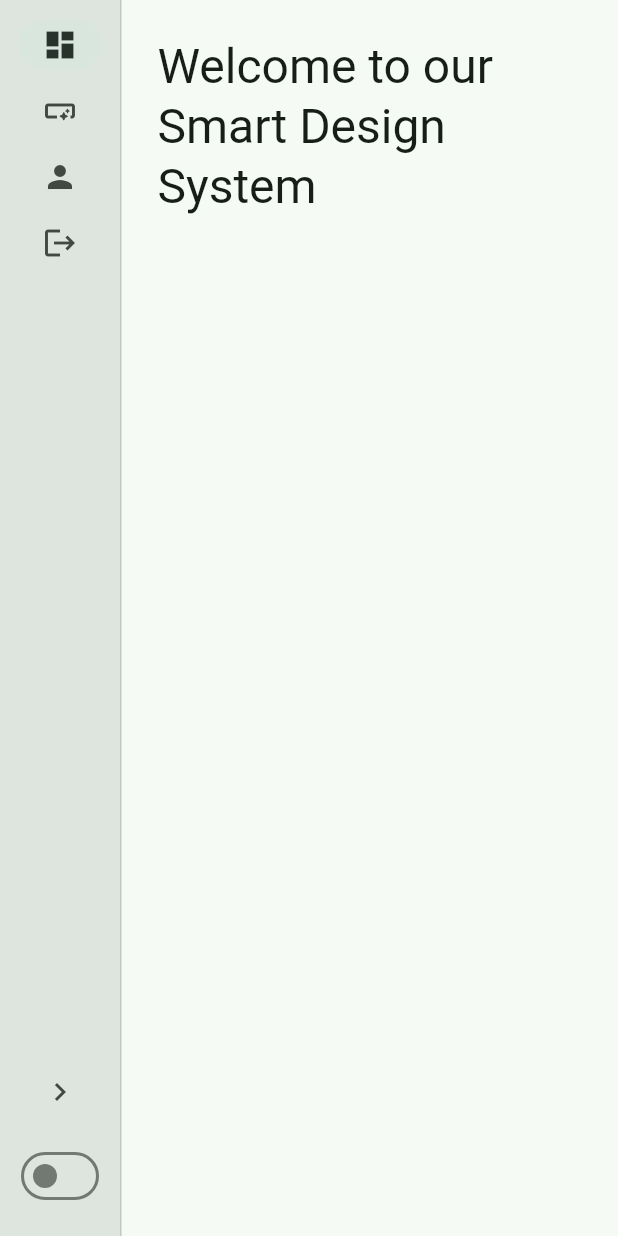
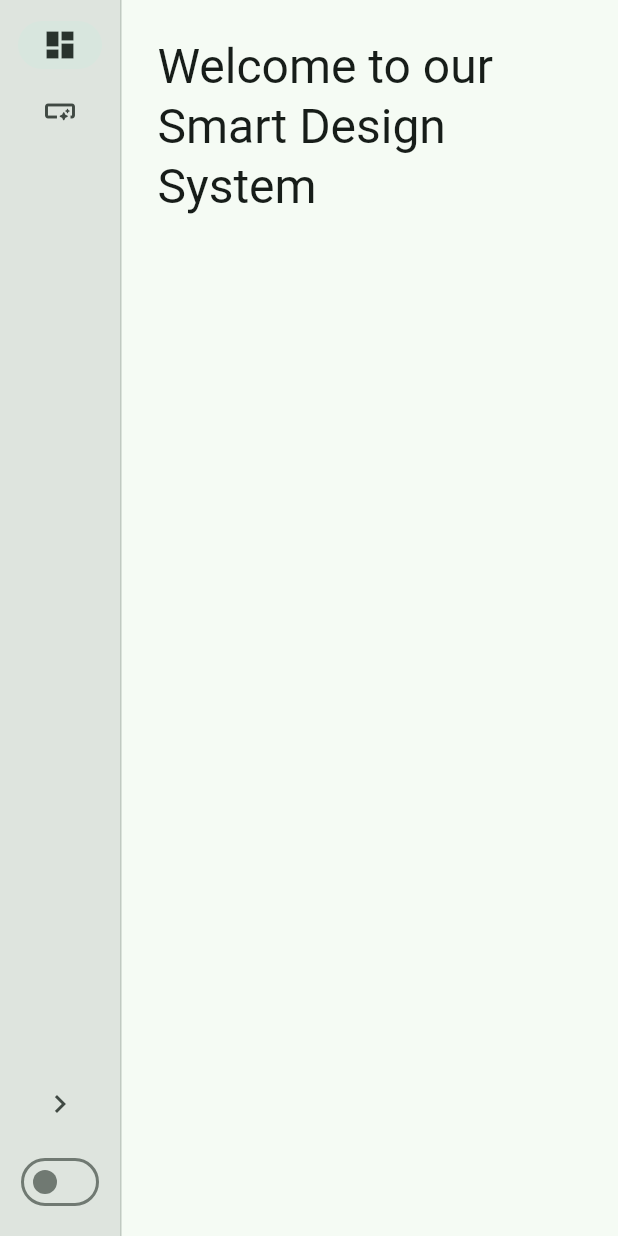
Before and after one commit to felipeemidio/smart_design_system, a Flutter app: the screen it shows after launch, on a phone screen of 412 x 824 dp. Run offline on Flutter 3.47's test engine with Material 3 defaults, Android fonts, the phone set to English and light mode, and no system bars; our stand-ins replace go_router.

Commit message:
feat: add navigation routing

```diff
--- a/example/lib/main.dart
+++ b/example/lib/main.dart
@@ -1,10 +1,47 @@
+import 'package:example/pages/buttons_page.dart';
+import 'package:example/pages/dashboard_page.dart';
 import 'package:example/pages/home_page.dart';
+import 'package:example/utils/animation_utils.dart';
 import 'package:flutter/material.dart';
+import 'package:flutter_web_plugins/url_strategy.dart';
+import 'package:go_router/go_router.dart';
 import 'package:smart_design_system/smart_design_system.dart';
 
 void main() {
+  usePathUrlStrategy();
   runApp(const MyApp());
 }
+
+final GoRouter _router = GoRouter(
+  initialLocation: '/dashboard',
+  redirect: (BuildContext context, GoRouterState routerState) {
+    if (routerState.path == '/') {
+      return '/dashboard';
+    }
+    return null;
+  },
+  routes: [
+    ShellRoute(
+      builder: (context, state, child) => HomePage(child: child),
+      routes: [
+        GoRoute(
+          path: '/dashboard',
+          pageBuilder: (context, state) => buildCustomTransitionPage(
+            state: state,
+            child: const DashboardPage(), // Use const if possible
+          ),
+        ),
+        GoRoute(
+          path: '/buttons',
+          pageBuilder: (context, state) => buildCustomTransitionPage(
+            state: state,
+            child: const ButtonsPage(), // Use const if possible
+          ),
+        ),
+      ],
+    ),
+  ],
+);
 
 class MyApp extends StatelessWidget {
   const MyApp({super.key});
@@ -12,11 +49,14 @@ class MyApp extends StatelessWidget {
   @override
   Widget build(BuildContext context) {
     return SmartProvider(
-      builder: (context) => MaterialApp(
+      builder: (context) => MaterialApp.router(
         debugShowCheckedModeBanner: false,
         title: 'Smart Design System',
-        theme: ThemeData(colorScheme: SmartDesignSystem.of(context).colorScheme),
-        home: const HomePage(),
+        theme: ThemeData(
+          colorScheme: SmartDesignSystem.of(context).colorScheme,
+        ),
+        // home: const HomePage(),
+        routerConfig: _router,
       ),
     );
   }
--- a/example/lib/pages/home_page.dart
+++ b/example/lib/pages/home_page.dart
@@ -1,24 +1,21 @@
-import 'package:example/pages/buttons_page.dart';
-import 'package:example/pages/dashboard_page.dart';
 import 'package:example/widgets/theme_switch.dart';
 import 'package:flutter/material.dart';
+import 'package:go_router/go_router.dart';
 import 'package:smart_design_system/smart_design_system.dart';
 
 class HomePage extends StatefulWidget {
-  const HomePage({super.key});
+  final Widget child;
+  const HomePage({super.key, required this.child});
 
   @override
   State<HomePage> createState() => _HomePageState();
 }
 
 class _HomePageState extends State<HomePage> {
-  int _selectedIndex = 0;
   bool isExpanded = false;
 
-  _onSelect() {
-    setState(() {
-      _selectedIndex = _selectedIndex == 0 ? 1 : 0;
-    });
+  _onSelect(String path) {
+    context.go(path);
   }
 
   @override
@@ -26,21 +23,18 @@ class _HomePageState extends State<HomePage> {
     return Scaffold(
       body: SmartRail(
         expanded: isExpanded,
+        page: widget.child,
         menus: [
           SmartRailMenu(
             label: 'Dashboard',
             icon: Icons.dashboard,
-            onPressed: _onSelect,
-            page: DashboardPage(),
+            onPressed: () => _onSelect('/dashboard'),
           ),
           SmartRailMenu(
             label: 'Buttons',
             icon: Icons.smart_button_rounded,
-            onPressed: _onSelect,
-            page: ButtonsPage(),
+            onPressed: () => _onSelect('/buttons'),
           ),
-          SmartRailMenu(label: 'Profile', icon: Icons.person, onPressed: _onSelect),
-          SmartRailMenu(label: 'Logout', icon: Icons.logout, onPressed: _onSelect),
         ],
         trailing: Expanded(
           child: Padding(
--- a/lib/src/widgets/smart_rail.dart
+++ b/lib/src/widgets/smart_rail.dart
@@ -3,14 +3,12 @@ import 'package:flutter/material.dart';
 class SmartRailMenu {
   final String label;
   final IconData icon;
-  final Widget? page;
 
   final void Function()? onPressed;
 
   const SmartRailMenu({
     required this.label,
     required this.icon,
-    this.page,
     this.onPressed,
   });
 }
@@ -19,9 +17,11 @@ class SmartRail extends StatefulWidget {
   final List<SmartRailMenu> menus;
   final Widget? trailing;
   final bool expanded;
+  final Widget page;
   const SmartRail({
     super.key,
     required this.menus,
+    required this.page,
     this.trailing,
     this.expanded = false,
   });
@@ -53,7 +53,7 @@ class _SmartRailState extends State<SmartRail> {
           },
         ),
         const VerticalDivider(thickness: 1, width: 1),
-        Expanded(child: widget.menus[seletectedIndex].page ?? const Placeholder()),
+        Expanded(child: widget.page),
       ],
     );
   }
```
Also changed, not shown: example/lib/utils/animation_utils.dart (added, +19 -0 lines), example/lib/widgets/theme_switch.dart (+10 -4 lines), example/pubspec.yaml (+5 -22 lines), example/pubspec.lock.
